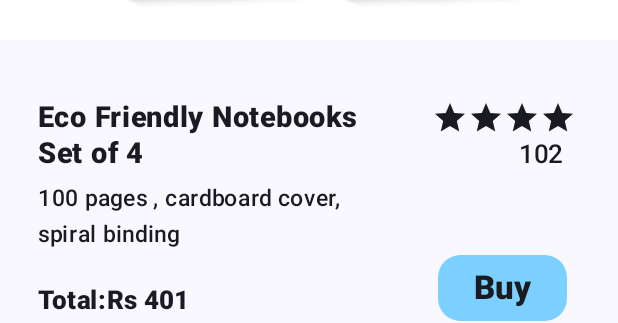
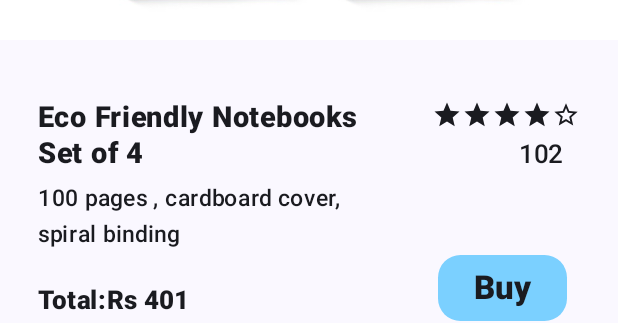
Before and after one commit to MKG26/E-commerce_App, an Android app built with Jetpack Compose: the @Preview function ecoPreview, on a phone screen of 412 x 824 dp. Shown: the part 728-1051 px from the top of the screen. Run offline under Robolectric (Android 15) with nearby library versions, the phone set to English and light mode, and no system bars.

Commit message:
star changes

```diff
--- a/app/build.gradle.kts
+++ b/app/build.gradle.kts
@@ -51,6 +51,8 @@ android {
 
 dependencies {
 
+    implementation("androidx.compose.material:material-icons-extended")
+
     implementation("androidx.core:core-ktx:1.12.0")
     implementation("androidx.lifecycle:lifecycle-runtime-ktx:2.6.2")
     implementation("androidx.activity:activity-compose:1.8.2")
--- a/app/src/main/java/com/example/e_commerce_app/MainActivity.kt
+++ b/app/src/main/java/com/example/e_commerce_app/MainActivity.kt
@@ -9,6 +9,7 @@ import androidx.compose.material3.Surface
 import androidx.compose.ui.Modifier
 import androidx.navigation.compose.rememberNavController
 import com.example.e_commerce_app.presentation.sign_in.GoogleAuthUiClient
+import com.example.e_commerce_app.ui.fourthPage
 import com.example.e_commerce_app.ui.theme.Ecommerce_AppTheme
 import com.google.android.gms.auth.api.identity.Identity
 
@@ -31,7 +32,7 @@ class MainActivity : ComponentActivity() {
                     color = MaterialTheme.colorScheme.background
                 ) {
                     val navController = rememberNavController()
-                    EcoApp(navController = navController)
+                    fourthPage()
                 }
             }
         }
--- a/app/src/main/java/com/example/e_commerce_app/ui/fourthPage.kt
+++ b/app/src/main/java/com/example/e_commerce_app/ui/fourthPage.kt
@@ -6,6 +6,7 @@ import androidx.compose.foundation.BorderStroke
 import androidx.compose.foundation.Image
 import androidx.compose.material3.Button
 import androidx.compose.foundation.background
+import androidx.compose.foundation.clickable
 import androidx.compose.foundation.layout.Arrangement
 import androidx.compose.foundation.layout.Box
 import androidx.compose.foundation.layout.Column
@@ -14,12 +15,22 @@ import androidx.compose.foundation.layout.Spacer
 import androidx.compose.foundation.layout.fillMaxWidth
 import androidx.compose.foundation.layout.height
 import androidx.compose.foundation.layout.padding
+import androidx.compose.foundation.layout.size
 import androidx.compose.foundation.layout.width
 import androidx.compose.foundation.shape.RoundedCornerShape
 import androidx.compose.foundation.text.BasicTextField
 import androidx.compose.material.icons.Icons
 import androidx.compose.material.icons.filled.Search
 import androidx.compose.material.icons.filled.Star
+import androidx.compose.material.icons.filled.ThumbUp
+import androidx.compose.material.icons.outlined.Add
+import androidx.compose.material.icons.outlined.Favorite
+import androidx.compose.material.icons.outlined.FavoriteBorder
+import androidx.compose.material.icons.outlined.Star
+import androidx.compose.material.icons.outlined.StarHalf
+import androidx.compose.material.icons.outlined.StarOutline
+import androidx.compose.material.icons.outlined.ThumbUp
+import androidx.compose.material.icons.rounded.Star
 import androidx.compose.material3.ButtonDefaults
 import androidx.compose.material3.ElevatedButton
 import androidx.compose.material3.Icon
@@ -55,6 +66,10 @@ fun fourthPage(
 ){
     var amountInput by remember {
         mutableStateOf("")
+    }
+
+    var rating_1 by remember {
+        mutableStateOf(4)
     }
 
     Scaffold{it
@@ -98,15 +113,14 @@ fun fourthPage(
 
                     Spacer(modifier = Modifier.width(50.dp))
 
-                    Row{
-                        var num = 4
-                        while(num>0){
-                            Icon(
-                                imageVector = Icons.Filled.Star,
-                                contentDescription = null,
-                            )
-                            num--;
-                        }
+                    RatiingBar(
+                        modifier = Modifier
+                            .size(20.dp),
+                        rating = rating_1,
+                        starsColor = Color.Black
+
+                    ){
+                        rating_1 = it.toInt()
                     }
                 }
 
@@ -185,7 +199,7 @@ fun fourthPage(
                     text = stringResource(id = R.string.afterThank),
                     fontWeight = FontWeight.ExtraBold,
                     fontSize = 21.sp,
-//                    style = TextStyle(Color(0xFF7BD0FF))
+                    color = Color(0xFF2FB3FC)
                 )
 
 
@@ -193,7 +207,9 @@ fun fourthPage(
                     text = stringResource(id = R.string.afterThank2),
                     fontWeight = FontWeight.ExtraBold,
                     fontSize = 21.sp,
-                    modifier = Modifier.padding(start = 65.dp)
+                    color = Color(0xFF2FB3FC),
+                    modifier = Modifier.padding(start = 75.dp)
+
                 )
 
 
@@ -210,6 +226,8 @@ fun fourthPage(
     }
 
 }
+
+
 
 @Composable
 fun customTextField1(
@@ -279,6 +297,36 @@ fun customTextField1(
 
 }
 
+@Composable
+fun RatiingBar(
+    modifier : Modifier = Modifier,
+    rating: Int = 0,
+    stars: Int = 5,
+    starsColor: Color = Color.Black,
+    onRatingChange: (Double) -> Unit
+ ){
+
+
+    Row {
+        for (index in 1..stars){
+            Icon(
+                modifier = modifier.clickable {
+                      onRatingChange(index.toDouble() )
+                },
+                imageVector =  if(index <= rating){
+                       Icons.Default.Star
+                                                  }
+                else{
+
+                        Icons.Outlined.StarOutline
+
+                },
+                contentDescription =null
+             )
+        }
+    }
+}
+
 @Preview
 @Composable
 fun ecoPreview(){
```
Also changed, not shown: app/src/main/res/drawable/iconmonstr_star_5_240.png (added).
